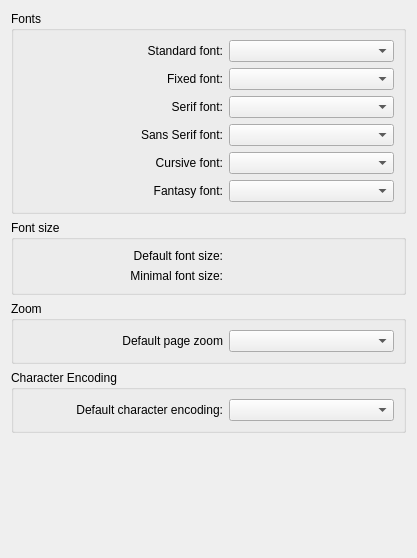
Before: the Qt Designer form src/settings/settings_appearance.ui in KDE/rekonq, drawn with Qt 5.
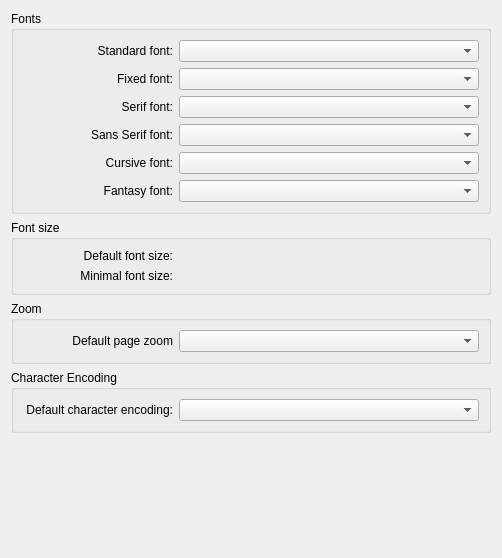
After: the same form once the commit is applied. Custom widgets are drawn as their Qt base class.

Commit message: Fix && uniform UI width

```diff
--- a/src/settings/settings_appearance.ui
+++ b/src/settings/settings_appearance.ui
@@ -6,7 +6,7 @@
    <rect>
     <x>0</x>
     <y>0</y>
-    <width>417</width>
+    <width>502</width>
     <height>558</height>
    </rect>
   </property>
@@ -19,20 +19,18 @@
      <property name="title">
       <string>Fonts</string>
      </property>
-     <layout class="QVBoxLayout" name="verticalLayout_2">
-      <item>
        <layout class="QGridLayout" name="gridLayout">
         <item row="0" column="0">
          <widget class="QLabel" name="label">
           <property name="sizePolicy">
-           <sizepolicy hsizetype="Fixed" vsizetype="Preferred">
+         <sizepolicy hsizetype="Expanding" vsizetype="Preferred">
             <horstretch>0</horstretch>
             <verstretch>0</verstretch>
            </sizepolicy>
           </property>
           <property name="minimumSize">
            <size>
-            <width>200</width>
+          <width>0</width>
             <height>0</height>
            </size>
           </property>
@@ -44,17 +42,33 @@
           </property>
          </widget>
         </item>
+      <item row="0" column="1">
+       <widget class="KFontComboBox" name="standardFontChooser">
+        <property name="sizePolicy">
+         <sizepolicy hsizetype="Minimum" vsizetype="Preferred">
+          <horstretch>0</horstretch>
+          <verstretch>0</verstretch>
+         </sizepolicy>
+        </property>
+        <property name="minimumSize">
+         <size>
+          <width>300</width>
+          <height>0</height>
+         </size>
+        </property>
+       </widget>
+      </item>
         <item row="1" column="0">
          <widget class="QLabel" name="label_2">
           <property name="sizePolicy">
-           <sizepolicy hsizetype="Fixed" vsizetype="Preferred">
+         <sizepolicy hsizetype="Expanding" vsizetype="Preferred">
             <horstretch>0</horstretch>
             <verstretch>0</verstretch>
            </sizepolicy>
           </property>
           <property name="minimumSize">
            <size>
-            <width>200</width>
+          <width>0</width>
             <height>0</height>
            </size>
           </property>
@@ -66,17 +80,33 @@
           </property>
          </widget>
         </item>
+      <item row="1" column="1">
+       <widget class="KFontComboBox" name="fixedFontChooser">
+        <property name="sizePolicy">
+         <sizepolicy hsizetype="Minimum" vsizetype="Preferred">
+          <horstretch>0</horstretch>
+          <verstretch>0</verstretch>
+         </sizepolicy>
+        </property>
+        <property name="minimumSize">
+         <size>
+          <width>300</width>
+          <height>0</height>
+         </size>
+        </property>
+       </widget>
+      </item>
         <item row="2" column="0">
          <widget class="QLabel" name="label_3">
           <property name="sizePolicy">
-           <sizepolicy hsizetype="Fixed" vsizetype="Preferred">
+         <sizepolicy hsizetype="Expanding" vsizetype="Preferred">
             <horstretch>0</horstretch>
             <verstretch>0</verstretch>
            </sizepolicy>
           </property>
           <property name="minimumSize">
            <size>
-            <width>200</width>
+          <width>0</width>
             <height>0</height>
            </size>
           </property>
@@ -88,20 +118,33 @@
           </property>
          </widget>
         </item>
-        <item row="0" column="1">
-         <widget class="KFontComboBox" name="standardFontChooser"/>
+      <item row="2" column="1">
+       <widget class="KFontComboBox" name="serifFontChooser">
+        <property name="sizePolicy">
+         <sizepolicy hsizetype="Minimum" vsizetype="Preferred">
+          <horstretch>0</horstretch>
+          <verstretch>0</verstretch>
+         </sizepolicy>
+        </property>
+        <property name="minimumSize">
+         <size>
+          <width>300</width>
+          <height>0</height>
+         </size>
+        </property>
+       </widget>
         </item>
         <item row="3" column="0">
          <widget class="QLabel" name="label_6">
           <property name="sizePolicy">
-           <sizepolicy hsizetype="Fixed" vsizetype="Preferred">
+         <sizepolicy hsizetype="Expanding" vsizetype="Preferred">
             <horstretch>0</horstretch>
             <verstretch>0</verstretch>
            </sizepolicy>
           </property>
           <property name="minimumSize">
            <size>
-            <width>200</width>
+          <width>0</width>
             <height>0</height>
            </size>
           </property>
@@ -113,26 +156,33 @@
           </property>
          </widget>
         </item>
-        <item row="1" column="1">
-         <widget class="KFontComboBox" name="fixedFontChooser"/>
-        </item>
-        <item row="2" column="1">
-         <widget class="KFontComboBox" name="serifFontChooser"/>
-        </item>
         <item row="3" column="1">
-         <widget class="KFontComboBox" name="sansSerifFontChooser"/>
+       <widget class="KFontComboBox" name="sansSerifFontChooser">
+        <property name="sizePolicy">
+         <sizepolicy hsizetype="Minimum" vsizetype="Preferred">
+          <horstretch>0</horstretch>
+          <verstretch>0</verstretch>
+         </sizepolicy>
+        </property>
+        <property name="minimumSize">
+         <size>
+          <width>300</width>
+          <height>0</height>
+         </size>
+        </property>
+       </widget>
         </item>
         <item row="4" column="0">
          <widget class="QLabel" name="label_7">
           <property name="sizePolicy">
-           <sizepolicy hsizetype="Fixed" vsizetype="Preferred">
+         <sizepolicy hsizetype="Expanding" vsizetype="Preferred">
             <horstretch>0</horstretch>
             <verstretch>0</verstretch>
            </sizepolicy>
           </property>
           <property name="minimumSize">
            <size>
-            <width>200</width>
+          <width>0</width>
             <height>0</height>
            </size>
           </property>
@@ -145,19 +195,32 @@
          </widget>
         </item>
         <item row="4" column="1">
-         <widget class="KFontComboBox" name="cursiveFontChooser"/>
+       <widget class="KFontComboBox" name="cursiveFontChooser">
+        <property name="sizePolicy">
+         <sizepolicy hsizetype="Minimum" vsizetype="Preferred">
+          <horstretch>0</horstretch>
+          <verstretch>0</verstretch>
+         </sizepolicy>
+        </property>
+        <property name="minimumSize">
+         <size>
+          <width>300</width>
+          <height>0</height>
+         </size>
+        </property>
+       </widget>
         </item>
         <item row="5" column="0">
          <widget class="QLabel" name="label_8">
           <property name="sizePolicy">
-           <sizepolicy hsizetype="Fixed" vsizetype="Preferred">
+         <sizepolicy hsizetype="Expanding" vsizetype="Preferred">
             <horstretch>0</horstretch>
             <verstretch>0</verstretch>
            </sizepolicy>
           </property>
           <property name="minimumSize">
            <size>
-            <width>200</width>
+          <width>0</width>
             <height>0</height>
            </size>
           </property>
@@ -170,9 +233,20 @@
          </widget>
         </item>
         <item row="5" column="1">
-         <widget class="KFontComboBox" name="fantasyFontChooser"/>
-        </item>
-       </layout>
+       <widget class="KFontComboBox" name="fantasyFontChooser">
+        <property name="sizePolicy">
+         <sizepolicy hsizetype="Minimum" vsizetype="Preferred">
+          <horstretch>0</horstretch>
+          <verstretch>0</verstretch>
+         </sizepolicy>
+        </property>
+        <property name="minimumSize">
+         <size>
+          <width>300</width>
+          <height>0</height>
+         </size>
+        </property>
+       </widget>
       </item>
      </layout>
     </widget>
@@ -186,14 +260,14 @@
       <item row="0" column="0">
        <widget class="QLabel" name="label_9">
         <property name="sizePolicy">
-         <sizepolicy hsizetype="Fixed" vsizetype="Preferred">
+         <sizepolicy hsizetype="Expanding" vsizetype="Preferred">
           <horstretch>0</horstretch>
           <verstretch>0</verstretch>
          </sizepolicy>
         </property>
         <property name="minimumSize">
          <size>
-          <width>200</width>
+          <width>0</width>
           <height>0</height>
          </size>
         </property>
@@ -205,20 +279,17 @@
         </property>
        </widget>
       </item>
-      <item row="0" column="1">
-       <widget class="KIntNumInput" name="kcfg_defaultFontSize"/>
-      </item>
       <item row="1" column="0">
        <widget class="QLabel" name="label_4">
         <property name="sizePolicy">
-         <sizepolicy hsizetype="Fixed" vsizetype="Preferred">
+         <sizepolicy hsizetype="Expanding" vsizetype="Preferred">
           <horstretch>0</horstretch>
           <verstretch>0</verstretch>
          </sizepolicy>
         </property>
         <property name="minimumSize">
          <size>
-          <width>200</width>
+          <width>0</width>
           <height>0</height>
          </size>
         </property>
@@ -231,7 +302,24 @@
        </widget>
       </item>
       <item row="1" column="1">
-       <widget class="KIntNumInput" name="kcfg_minFontSize"/>
+       <widget class="KIntNumInput" name="kcfg_minFontSize">
+        <property name="minimumSize">
+         <size>
+          <width>300</width>
+          <height>0</height>
+         </size>
+        </property>
+       </widget>
+      </item>
+      <item row="0" column="1">
+       <widget class="KIntNumInput" name="kcfg_defaultFontSize">
+        <property name="minimumSize">
+         <size>
+          <width>300</width>
+          <height>0</height>
+         </size>
+        </property>
+       </widget>
       </item>
      </layout>
     </widget>
@@ -245,14 +333,14 @@
       <item>
        <widget class="QLabel" name="label_11">
         <property name="sizePolicy">
-         <sizepolicy hsizetype="Fixed" vsizetype="Preferred">
+         <sizepolicy hsizetype="Expanding" vsizetype="Preferred">
           <horstretch>0</horstretch>
           <verstretch>0</verstretch>
          </sizepolicy>
         </property>
         <property name="minimumSize">
          <size>
-          <width>200</width>
+          <width>0</width>
           <height>0</height>
          </size>
         </property>
@@ -265,7 +353,20 @@
        </widget>
       </item>
       <item>
-       <widget class="KComboBox" name="zoomCombo"/>
+       <widget class="KComboBox" name="zoomCombo">
+        <property name="sizePolicy">
+         <sizepolicy hsizetype="Minimum" vsizetype="Fixed">
+          <horstretch>0</horstretch>
+          <verstretch>0</verstretch>
+         </sizepolicy>
+        </property>
+        <property name="minimumSize">
+         <size>
+          <width>300</width>
+          <height>0</height>
+         </size>
+        </property>
+       </widget>
       </item>
      </layout>
     </widget>
@@ -279,14 +380,14 @@
       <item>
        <widget class="QLabel" name="label_10">
         <property name="sizePolicy">
-         <sizepolicy hsizetype="Fixed" vsizetype="Preferred">
+         <sizepolicy hsizetype="Expanding" vsizetype="Preferred">
           <horstretch>0</horstretch>
           <verstretch>0</verstretch>
          </sizepolicy>
         </property>
         <property name="minimumSize">
          <size>
-          <width>200</width>
+          <width>0</width>
           <height>0</height>
          </size>
         </property>
@@ -299,7 +400,20 @@
        </widget>
       </item>
       <item>
-       <widget class="KComboBox" name="encodingCombo"/>
+       <widget class="KComboBox" name="encodingCombo">
+        <property name="sizePolicy">
+         <sizepolicy hsizetype="Minimum" vsizetype="Fixed">
+          <horstretch>0</horstretch>
+          <verstretch>0</verstretch>
+         </sizepolicy>
+        </property>
+        <property name="minimumSize">
+         <size>
+          <width>300</width>
+          <height>0</height>
+         </size>
+        </property>
+       </widget>
       </item>
      </layout>
     </widget>
```
Lines whose indentation alone changed are shown as unchanged. The commit also changes 5 other files.
